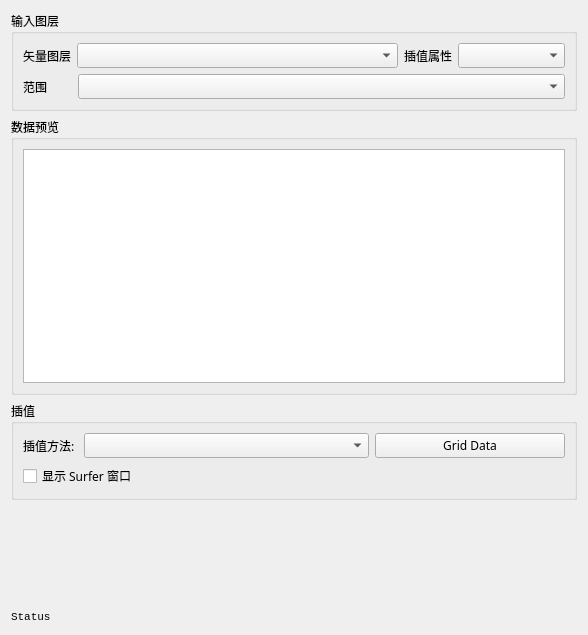
Qt form SurferInQGIS/ui/Grid.ui (liuxspro/SurferInQGIS) before a commit.
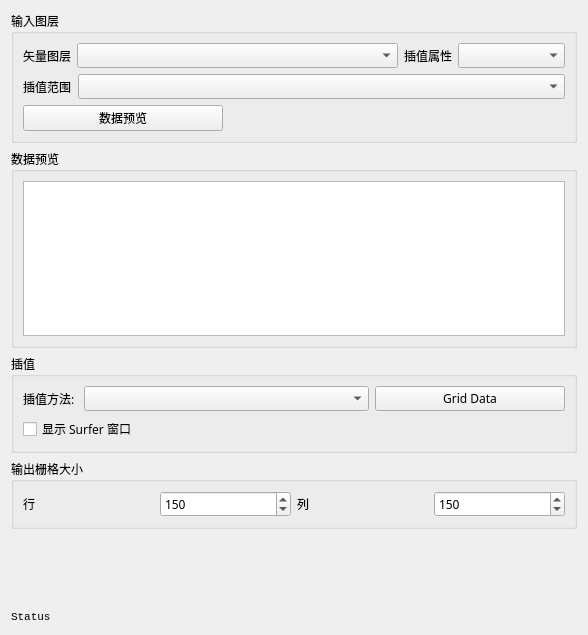
The same form after that commit. Custom widgets are drawn as their Qt base class.

The edit to the form file:
```diff
--- a/SurferInQGIS/ui/Grid.ui
+++ b/SurferInQGIS/ui/Grid.ui
@@ -18,7 +18,7 @@
   <property name="windowTitle">
    <string>Surfer In QGIS</string>
   </property>
-  <layout class="QVBoxLayout" name="verticalLayout" stretch="1,8,0,3,0">
+  <layout class="QVBoxLayout" name="verticalLayout" stretch="1,8,0,0,3,0">
    <item>
     <widget class="QGroupBox" name="groupBox">
      <property name="title">
@@ -54,7 +54,7 @@
         <item>
          <widget class="QLabel" name="label_3">
           <property name="text">
-           <string>范围</string>
+           <string>插值范围</string>
           </property>
          </widget>
         </item>
@@ -63,6 +63,19 @@
         </item>
        </layout>
       </item>
+      <item>
+       <widget class="QPushButton" name="pushButton">
+        <property name="maximumSize">
+         <size>
+          <width>200</width>
+          <height>16777215</height>
+         </size>
+        </property>
+        <property name="text">
+         <string>数据预览</string>
+        </property>
+       </widget>
+      </item>
      </layout>
     </widget>
    </item>
@@ -115,6 +128,49 @@
      </layout>
     </widget>
    </item>
+   <item>
+    <widget class="QGroupBox" name="groupBox_4">
+     <property name="title">
+      <string>输出栅格大小</string>
+     </property>
+     <layout class="QHBoxLayout" name="horizontalLayout_4">
+      <item>
+       <widget class="QLabel" name="label_5">
+        <property name="text">
+         <string>行</string>
+        </property>
+       </widget>
+      </item>
+      <item>
+       <widget class="QSpinBox" name="spinBox">
+        <property name="maximum">
+         <number>999</number>
+        </property>
+        <property name="value">
+         <number>150</number>
+        </property>
+       </widget>
+      </item>
+      <item>
+       <widget class="QLabel" name="label_6">
+        <property name="text">
+         <string>列</string>
+        </property>
+       </widget>
+      </item>
+      <item>
+       <widget class="QSpinBox" name="spinBox_2">
+        <property name="maximum">
+         <number>999</number>
+        </property>
+        <property name="value">
+         <number>150</number>
+        </property>
+       </widget>
+      </item>
+     </layout>
+    </widget>
+   </item>
    <item>
     <spacer name="verticalSpacer">
      <property name="orientation">
```
